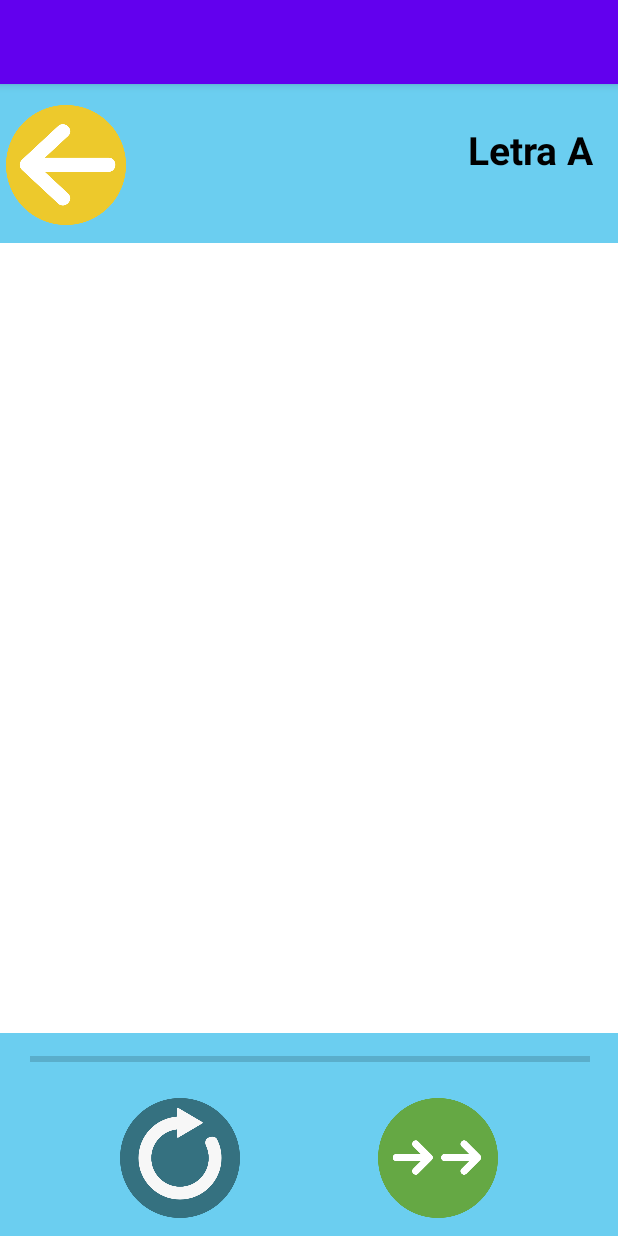
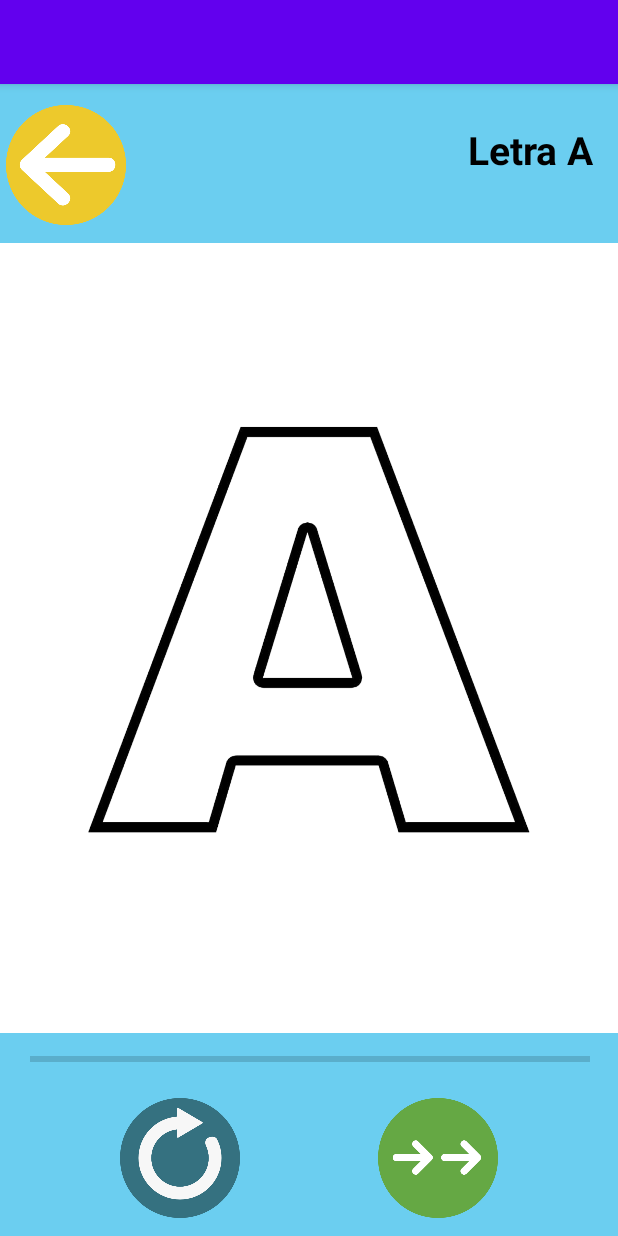
Before and after one commit to PA22C2021/aprender_pintando, an Android app: the DrawFragment screen opened directly, with no data from a screen before it, on a phone screen of 412 x 824 dp. Run offline under Robolectric (Android 15) with nearby library versions, the phone set to English and light mode, and no system bars.

Commit message:
Boton finalizar letra

```diff
--- a/app/src/main/java/com/example/aprender_pintando/Domain/Draw.java
+++ b/app/src/main/java/com/example/aprender_pintando/Domain/Draw.java
@@ -13,7 +13,7 @@ public class Draw extends View {
     boolean isClean = true;
     float x = 0;
     float y = 0;
-    String action = "action";
+    String action = "cleansed";
     Path path =  new Path();
 
     public Draw(Context context) {
@@ -22,11 +22,12 @@ public class Draw extends View {
 
     public void onDraw(Canvas canvas)
     {
+        if (action != "cleansed")
+        {
             Paint paint = new Paint();
             paint.setStyle(Paint.Style.STROKE);
-        paint.setStrokeWidth(30);
-        paint.setColor(Color.BLACK);
-        paint.setAntiAlias(true);
+            paint.setStrokeWidth(60);
+            paint.setColor(Color.BLUE);
 
             if (action.equals("down"))
             {
@@ -40,6 +41,7 @@ public class Draw extends View {
             }
 
             canvas.drawPath(path, paint);
+        }
     }
 
     public boolean onTouchEvent(MotionEvent e)
@@ -68,10 +70,8 @@ public class Draw extends View {
 
     public void ClearDraw()
     {
-        x = 0;
-        y = 0;
-
-        path.reset();
+        action = "cleansed";
+        path.rewind();
         invalidate();
     }
 }
--- a/app/src/main/java/com/example/aprender_pintando/DrawFragment.java
+++ b/app/src/main/java/com/example/aprender_pintando/DrawFragment.java
@@ -8,6 +8,7 @@ import android.view.LayoutInflater;
 import android.view.View;
 import android.view.ViewGroup;
 import android.widget.ImageButton;
+import android.widget.Toast;
 
 import com.example.aprender_pintando.Confirmation.ReiniciarLetraDialog;
 import com.example.aprender_pintando.Domain.Draw;
@@ -15,7 +16,7 @@ import com.example.aprender_pintando.Domain.Draw;
 public class DrawFragment extends Fragment {
 
     Draw draw;
-    ImageButton btnReiniciar;
+    ImageButton btnReiniciar, btnTerminar;
 
     public DrawFragment() {
     }
@@ -31,21 +32,39 @@ public class DrawFragment extends Fragment {
 
         View view = inflater.inflate(R.layout.fragment_draw, container, false);
 
-
         draw = new Draw(view.getContext());
 
         btnReiniciar = (ImageButton) getActivity().findViewById(R.id.btnReiniciar);
+        btnTerminar = (ImageButton) getActivity().findViewById(R.id.btnTerminar);
+
         btnReiniciar.setOnClickListener(new View.OnClickListener(){
             @Override
             public void onClick(View view) {
 
-                if (!draw.isClean())
-                {
-                    ReiniciarLetraDialog.GetAlertDialog(view, draw).show();
-                }
+                ReiniciarLetraButtonOnClick(view);
+            }
+        });
+
+        btnTerminar.setOnClickListener(new View.OnClickListener(){
+            @Override
+            public void onClick(View view) {
+                TerminarButtonOnClick(view);
             }
         });
 
         return draw;
     }
+
+    public void TerminarButtonOnClick(View view)
+    {
+        Toast.makeText(view.getContext(), "Juego finalizado", Toast.LENGTH_LONG).show();
+    }
+
+    public void ReiniciarLetraButtonOnClick(View view)
+    {
+        if (!draw.isClean())
+        {
+            ReiniciarLetraDialog.GetAlertDialog(view, draw).show();
+        }
+    }
 }
--- a/app/src/main/res/layout/activity_play_game.xml
+++ b/app/src/main/res/layout/activity_play_game.xml
@@ -90,4 +90,16 @@
         app:layout_constraintEnd_toEndOf="parent"
         app:layout_constraintTop_toTopOf="parent" />
 
+    <ImageView
+        android:id="@+id/imageView"
+        android:layout_width="0dp"
+        android:layout_height="431dp"
+        app:layout_constraintBottom_toBottomOf="@+id/fragmentContainerView"
+        app:layout_constraintEnd_toEndOf="parent"
+        app:layout_constraintHorizontal_bias="1.0"
+        app:layout_constraintStart_toStartOf="parent"
+        app:layout_constraintTop_toTopOf="@+id/fragmentContainerView"
+        app:layout_constraintVertical_bias="0.44"
+        app:srcCompat="@drawable/letra_a" />
+
 </androidx.constraintlayout.widget.ConstraintLayout>
```
Also changed, not shown: app/src/main/res/drawable/letra_a.png (added). Lines whose indentation alone changed are shown as unchanged.
